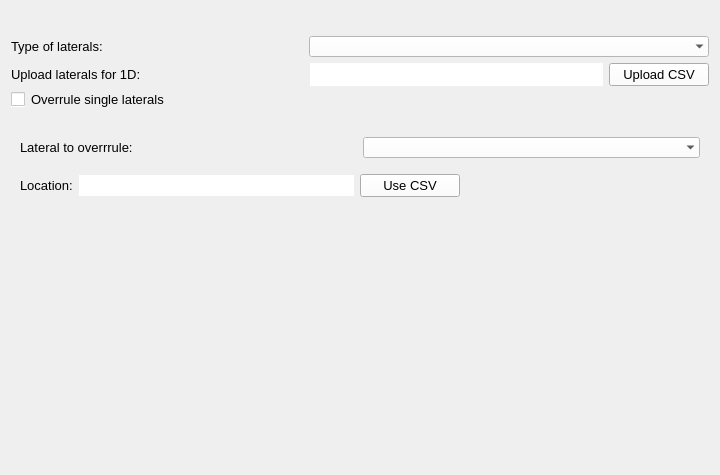
nens/threedi-api-qgis-client, file threedi_api_qgis_client/ui/page_laterals.ui: the form before one commit.
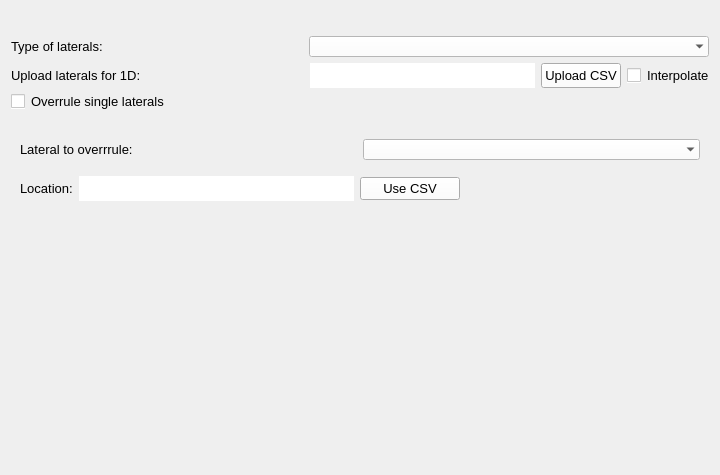
The form after the commit.

Patch:
```diff
--- a/threedi_api_qgis_client/ui/page_laterals.ui
+++ b/threedi_api_qgis_client/ui/page_laterals.ui
@@ -129,7 +129,7 @@
           <property name="minimumSize">
            <size>
             <width>275</width>
-            <height>0</height>
+            <height>25</height>
            </size>
           </property>
           <property name="styleSheet">
@@ -208,6 +208,19 @@
        </property>
       </widget>
      </item>
+     <item>
+      <spacer name="horizontalSpacer_2">
+       <property name="orientation">
+        <enum>Qt::Horizontal</enum>
+       </property>
+       <property name="sizeHint" stdset="0">
+        <size>
+         <width>40</width>
+         <height>20</height>
+        </size>
+       </property>
+      </spacer>
+     </item>
      <item>
       <widget class="QLineEdit" name="il_upload">
        <property name="enabled">
@@ -219,10 +232,16 @@
          <verstretch>0</verstretch>
         </sizepolicy>
        </property>
+       <property name="minimumSize">
+        <size>
+         <width>225</width>
+         <height>25</height>
+        </size>
+       </property>
        <property name="maximumSize">
         <size>
          <width>16777215</width>
-         <height>182</height>
+         <height>16777215</height>
         </size>
        </property>
        <property name="font">
@@ -242,7 +261,13 @@
       </widget>
      </item>
      <item>
-      <widget class="QPushButton" name="pb_upload">
+      <widget class="QPushButton" name="pb_upload_laterals">
+       <property name="minimumSize">
+        <size>
+         <width>80</width>
+         <height>25</height>
+        </size>
+       </property>
        <property name="maximumSize">
         <size>
          <width>100</width>
@@ -260,6 +285,56 @@
        </property>
       </widget>
      </item>
+     <item>
+      <layout class="QHBoxLayout" name="horizontalLayout_4">
+       <item>
+        <widget class="QCheckBox" name="cb_interpolate_laterals">
+         <property name="maximumSize">
+          <size>
+           <width>15</width>
+           <height>16777215</height>
+          </size>
+         </property>
+         <property name="font">
+          <font>
+           <family>Segoe UI</family>
+           <pointsize>10</pointsize>
+          </font>
+         </property>
+         <property name="layoutDirection">
+          <enum>Qt::RightToLeft</enum>
+         </property>
+         <property name="styleSheet">
+          <string notr="true">QCheckBox{background-color: white;}</string>
+         </property>
+         <property name="text">
+          <string/>
+         </property>
+         <property name="checked">
+          <bool>false</bool>
+         </property>
+        </widget>
+       </item>
+       <item>
+        <widget class="QLabel" name="label_11">
+         <property name="maximumSize">
+          <size>
+           <width>80</width>
+           <height>16777215</height>
+          </size>
+         </property>
+         <property name="font">
+          <font>
+           <pointsize>10</pointsize>
+          </font>
+         </property>
+         <property name="text">
+          <string>Interpolate</string>
+         </property>
+        </widget>
+       </item>
+      </layout>
+     </item>
     </layout>
    </item>
    <item row="1" column="0">
```
